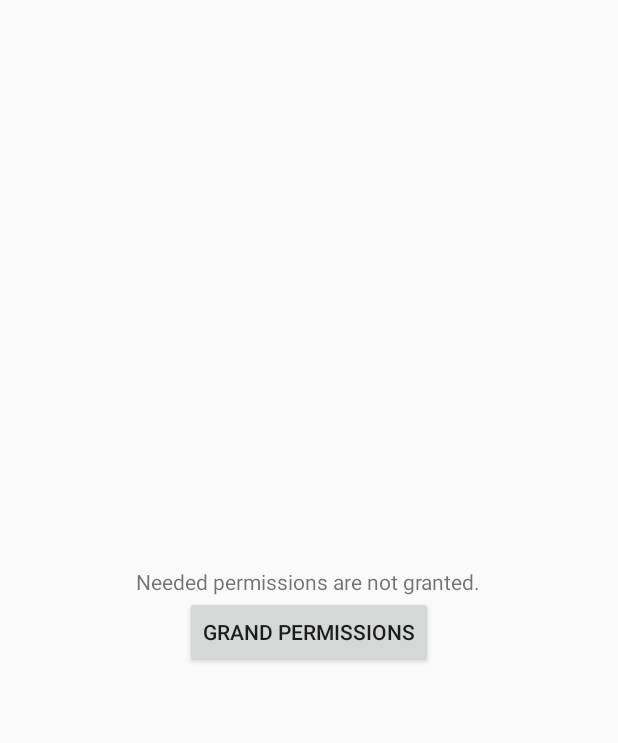
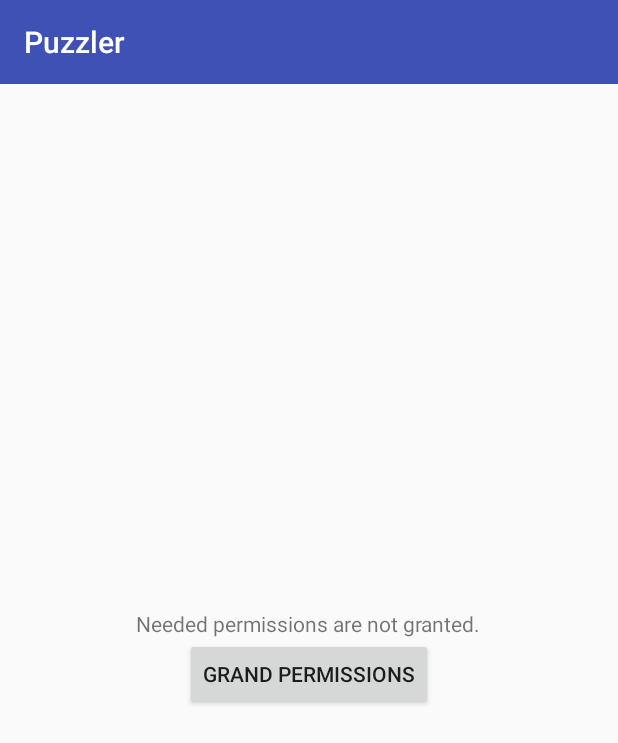
Before and after one commit to mahsumdemir/Puzzler, an Android app: the screen it shows after launch (MainActivity), on a phone screen of 412 x 824 dp. Shown: the top 743 px of the screen. Run offline under Robolectric (Android 15) with nearby library versions, the phone set to English and light mode, and no system bars; libraries missing offline, so code that uses them is left out: com.yalantis.ucrop.

Commit message:
Add toolbar to the MainActivity

```diff
--- a/app/src/main/res/layout/pick_image_activity.xml
+++ b/app/src/main/res/layout/pick_image_activity.xml
@@ -1,8 +1,21 @@
 <?xml version="1.0" encoding="utf-8"?>
-<RelativeLayout xmlns:android="http://schemas.android.com/apk/res/android"
+<LinearLayout xmlns:android="http://schemas.android.com/apk/res/android"
+  xmlns:app="http://schemas.android.com/apk/res-auto"
   android:orientation="vertical"
   android:id="@+id/root"
   android:layout_width="match_parent"
   android:layout_height="match_parent">
 
-</RelativeLayout>
+  <android.support.v7.widget.Toolbar
+    android:id="@+id/my_toolbar"
+    android:layout_width="match_parent"
+    android:layout_height="?attr/actionBarSize"
+    android:background="?attr/colorPrimary"
+    android:theme="@style/ThemeOverlay.AppCompat.ActionBar"
+    app:title="@string/app_name"
+    app:titleTextColor="@color/cardview_light_background"
+    app:popupTheme="@style/ThemeOverlay.AppCompat.Light">
+
+  </android.support.v7.widget.Toolbar>
+
+</LinearLayout>
--- a/app/src/main/res/values/strings.xml
+++ b/app/src/main/res/values/strings.xml
@@ -1,5 +1,5 @@
 <resources>
-  <string name="app_name">Puzzle</string>
+  <string name="app_name">Puzzler</string>
 
   <!-- TODO: Remove or change this placeholder text -->
   <string name="hello_blank_fragment">Hello blank fragment</string>
```
